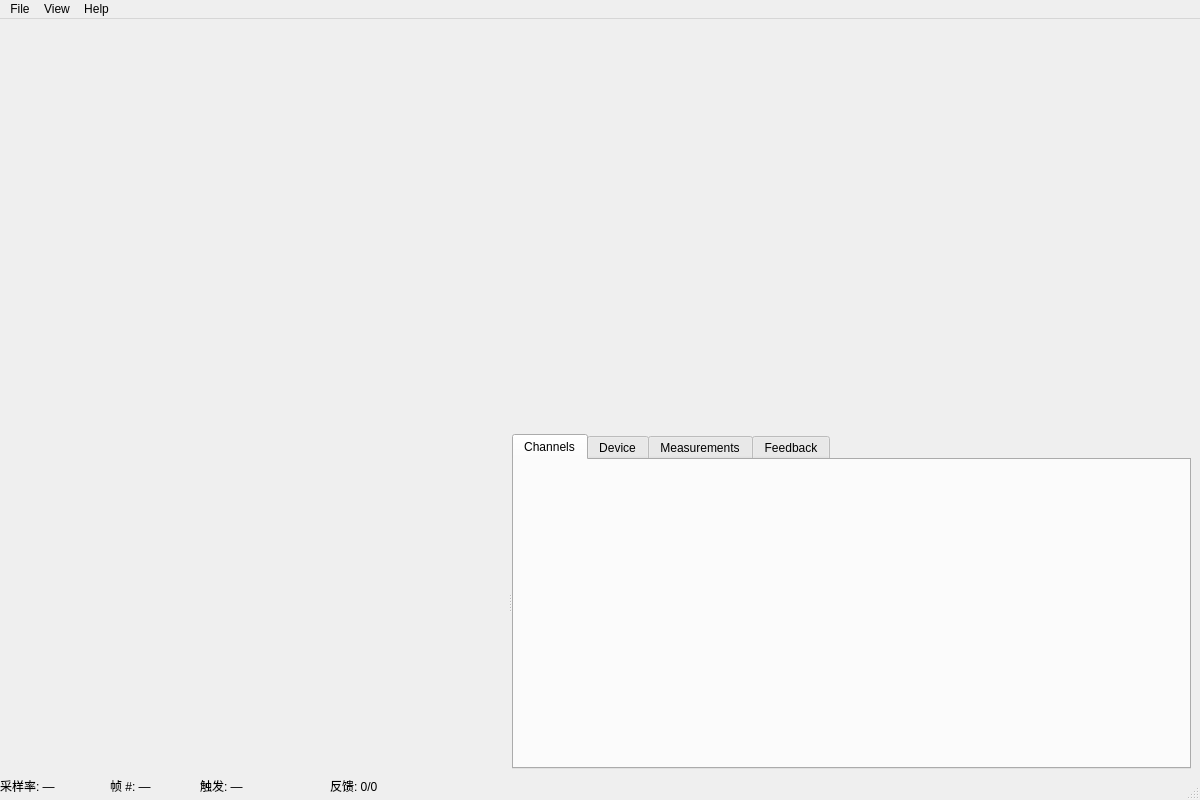
Old version of the form scope/ui/main_window.ui in the repository Carrollxiang/ART_Oscilloscope-.
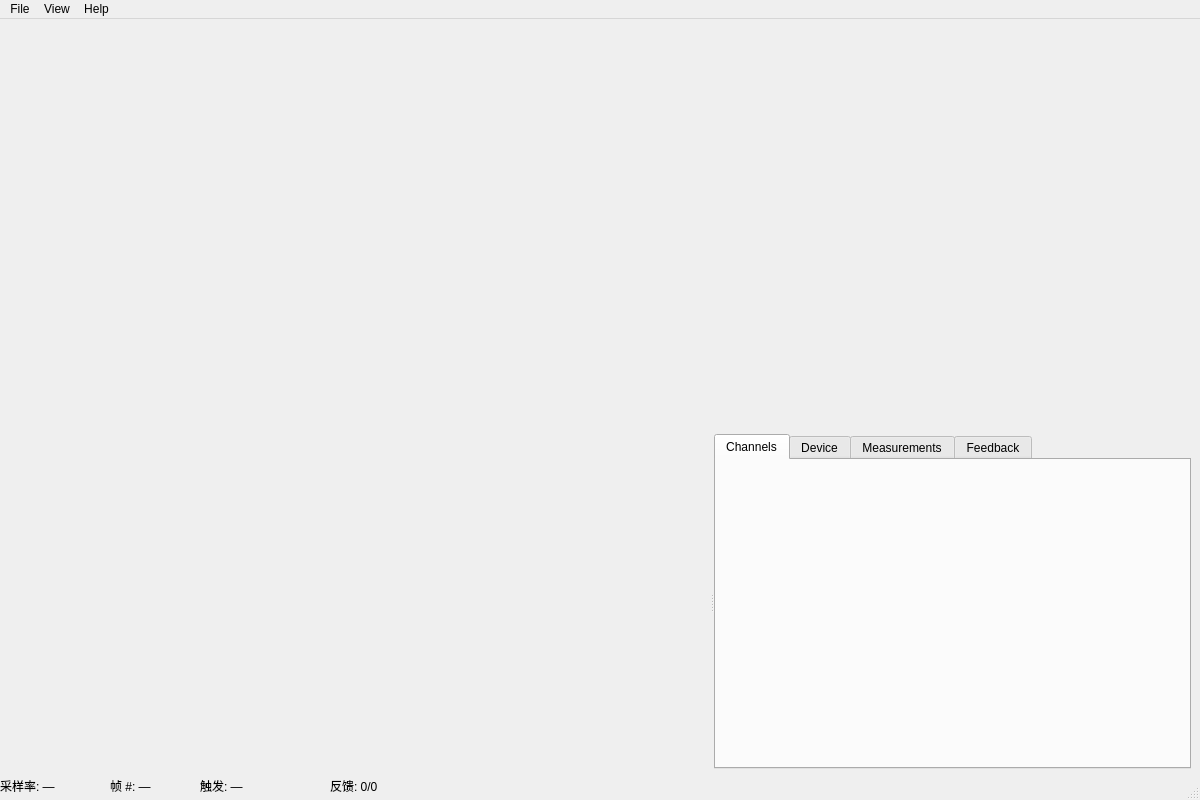
New version of the form.

What changed in the file:
```diff
--- a/scope/ui/main_window.ui
+++ b/scope/ui/main_window.ui
@@ -33,7 +33,7 @@
       <widget class="QWidget" name="miniChartContainer" native="true">
        <property name="minimumSize">
         <size>
-         <width>150</width>
+         <width>300</width>
          <height>0</height>
         </size>
        </property>
```
